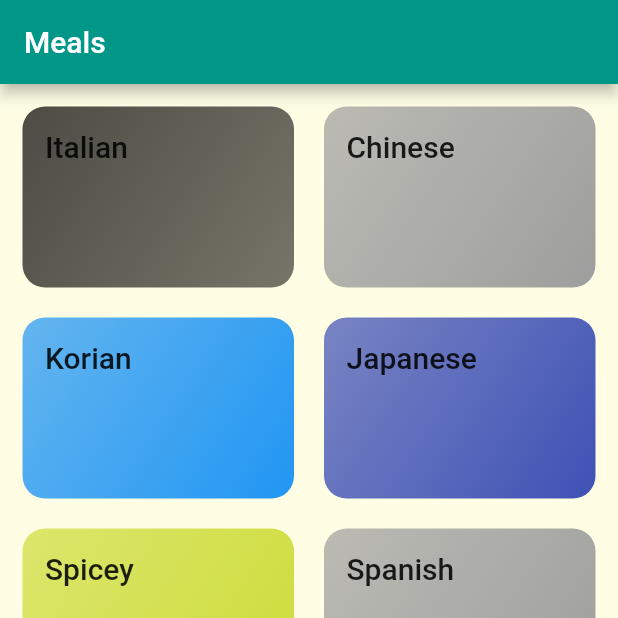
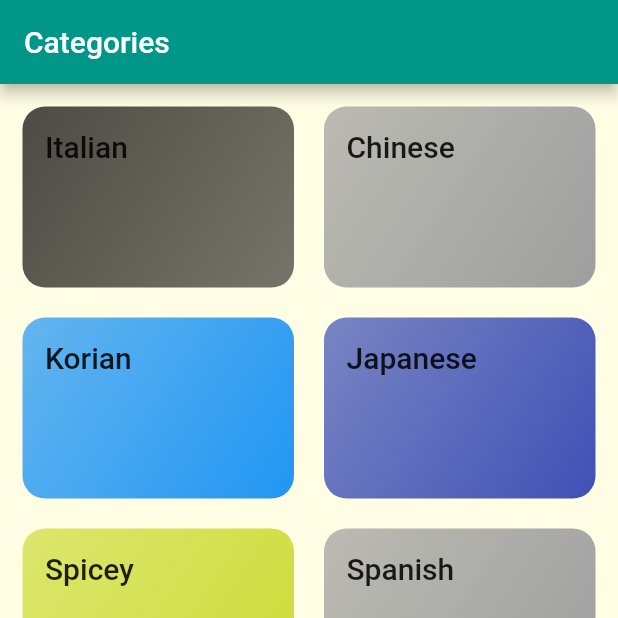
Before and after one commit to aslammac/flutter-meal_app-tabbar, a Flutter app: the screen it shows after launch, on a phone screen of 412 x 824 dp, the top half of it. Run offline on Flutter 3.47's test engine with Material 2 defaults, Android fonts, the phone set to English and light mode, and no system bars.

Commit message:
Update bottom_tabbar_screen.dart

```diff
--- a/lib/screens/bottom_tabbar_screen.dart
+++ b/lib/screens/bottom_tabbar_screen.dart
@@ -10,9 +10,15 @@ class BottomTabScreen extends StatefulWidget {
 }
 
 class _BottomTabScreenState extends State<BottomTabScreen> {
-  final List<Widget> _pages = [
-    CategoriesScreen(),
-    FavouriteScreen(),
+  final List<Map<String, Object>> _pages = [
+    {
+      'page': CategoriesScreen(),
+      'title': 'Categories',
+    },
+    {
+      'page': FavouriteScreen(),
+      'title': 'Favourite',
+    }
   ];
   int _selectedPageIndex = 0;
   void _selectPage(int index) {
@@ -26,11 +32,12 @@ class _BottomTabScreenState extends State<BottomTabScreen> {
     return Scaffold(
       appBar: AppBar(
         title: Text(
-          'Meals',
+          _pages[_selectedPageIndex]['title'],
         ),
       ),
-      body: _pages[_selectedPageIndex],
+      body: _pages[_selectedPageIndex]['page'],
       bottomNavigationBar: BottomNavigationBar(
+        type: BottomNavigationBarType.fixed,
         currentIndex: _selectedPageIndex,
         items: [
           BottomNavigationBarItem(
```
